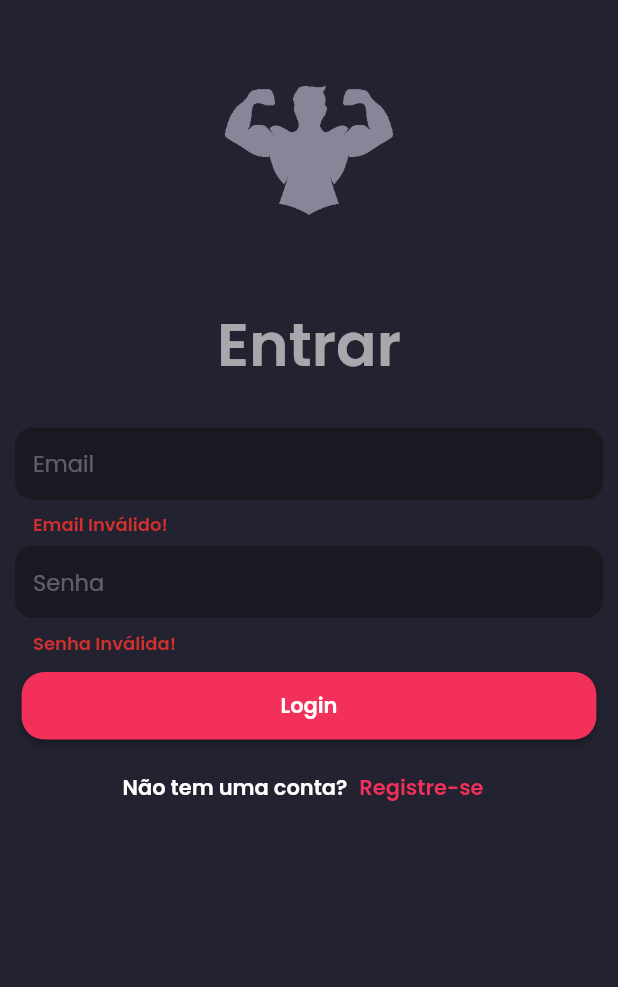
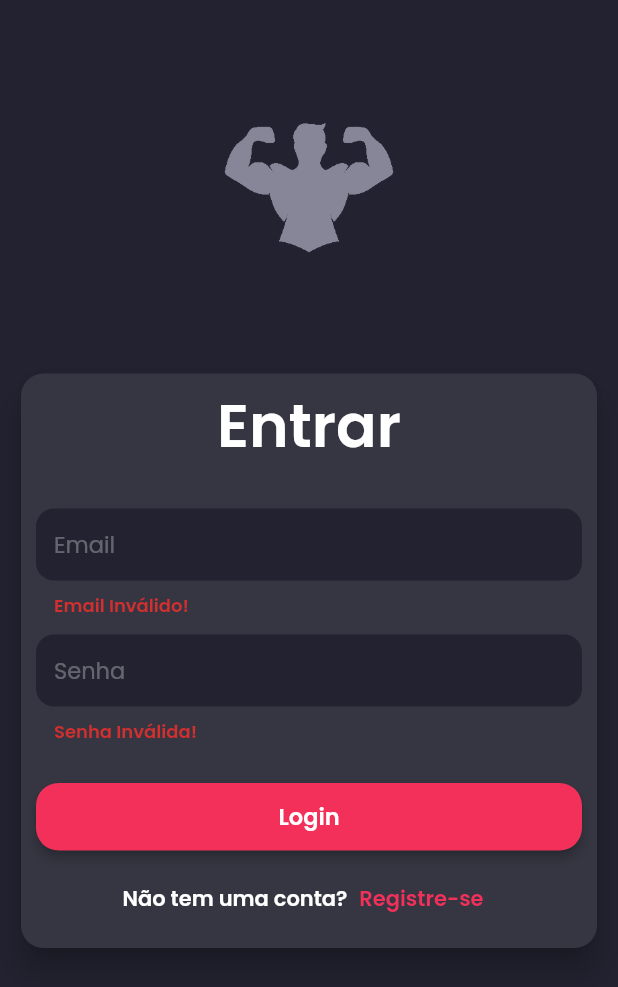
Before and after one commit to brunodeev/gym_app, a Flutter app: the screen it shows after launch, after a tap on "Login", on a phone screen of 412 x 824 dp. Shown: the top 987 px of the screen. Run offline on Flutter 3.47's test engine with Material 2 defaults, Android fonts, the phone set to English and light mode, and no system bars; our stand-ins replace firebase_auth, firebase_core; accounts and stored records are empty.

Commit message:
melhorias no layout

```diff
--- a/lib/components/default_form_field.dart
+++ b/lib/components/default_form_field.dart
@@ -26,7 +26,7 @@ class DefaultFormField extends StatelessWidget {
       style: const TextStyle(color: Colors.white, fontFamily: 'Poppins1'),
       decoration: InputDecoration(
         filled: true,
-        fillColor: kPrimaryColor,
+        fillColor: kSecondaryColor,
         contentPadding: const EdgeInsets.symmetric(horizontal: 12),
         border: OutlineInputBorder(
           borderRadius: BorderRadius.circular(12),
--- a/lib/main.dart
+++ b/lib/main.dart
@@ -23,7 +23,7 @@ class MyApp extends StatelessWidget {
       systemNavigationBarColor: kSecondaryColor,
       statusBarColor: Colors.transparent,
     ));
-    return Provider(
+    return ChangeNotifierProvider(
       create: (_) => UserManager(),
       child: MaterialApp(
           color: kPrimaryColor,
--- a/lib/models/user_manager.dart
+++ b/lib/models/user_manager.dart
@@ -1,22 +1,48 @@
 import 'package:firebase_auth/firebase_auth.dart';
-import 'package:flutter/services.dart';
+import 'package:flutter/material.dart';
 import 'package:gym_app/helpers/firebase_errors.dart';
 import 'package:gym_app/models/user_model.dart';
 
-class UserManager {
+class UserManager extends ChangeNotifier {
+  UserManager() {
+    _loadCurrentUser();
+  }
+
   final FirebaseAuth auth = FirebaseAuth.instance;
+
+  late User user;
+
+  bool isLoading = false;
 
   Future<void> signIn(
       {required UserModel user,
       required Function onFail,
       required Function onSuccess}) async {
+    setLoading(true);
     try {
-      await auth.signInWithEmailAndPassword(
+      final UserCredential result = await auth.signInWithEmailAndPassword(
           email: user.email, password: user.password);
+
+      user = result.user as UserModel;
 
       onSuccess();
     } catch (e) {
       onFail(getErrorString(e.toString()));
     }
+    setLoading(false);
+  }
+
+  void setLoading(bool value) {
+    isLoading = value;
+    notifyListeners();
+  }
+
+  Future<void> _loadCurrentUser() async {
+    final User currentUser = auth.currentUser!;
+    if (currentUser != null) {
+      user = currentUser;
+      print(user.uid);
+    }
+    notifyListeners();
   }
 }
--- a/lib/views/login_page.dart
+++ b/lib/views/login_page.dart
@@ -26,23 +26,39 @@ class _LoginPageState extends State<LoginPage> {
   Widget build(BuildContext context) {
     return Scaffold(
       backgroundColor: kSecondaryColor,
-      body: SafeArea(
+      body: Consumer<UserManager>(
+        builder: (_, userManager, __) {
+          return SafeArea(
             child: SingleChildScrollView(
               physics: const BouncingScrollPhysics(),
               child: Column(
                 children: [
-              SizedBox(
+                  Padding(
+                    padding: const EdgeInsets.only(top: 25, bottom: 20),
+                    child: SizedBox(
                       height: 200,
                       child: Image.asset(
                         'assets/images/gym_icon.png',
                       ),
                     ),
+                  ),
                   Padding(
-                padding: const EdgeInsets.only(bottom: 25),
+                    padding: const EdgeInsets.symmetric(horizontal: 10),
+                    child: Card(
+                      elevation: 8,
+                      shadowColor: Colors.black,
+                      shape: RoundedRectangleBorder(
+                        borderRadius: BorderRadius.circular(15),
+                      ),
+                      color: const Color(0xFF363642),
+                      child: Column(
+                        children: [
+                          const Padding(
+                            padding: EdgeInsets.only(top: 5, bottom: 25),
                             child: Text(
                               'Entrar',
-                  style: TextStyle(
-                      color: Colors.white.withOpacity(0.6), fontSize: 40),
+                              style:
+                                  TextStyle(color: Colors.white, fontSize: 40),
                             ),
                           ),
                           Padding(
@@ -65,7 +81,7 @@ class _LoginPageState extends State<LoginPage> {
                                     },
                                   ),
                                   const SizedBox(
-                        height: 5,
+                                    height: 10,
                                   ),
                                   DefaultFormField(
                                     label: 'Senha',
@@ -80,24 +96,30 @@ class _LoginPageState extends State<LoginPage> {
                                     },
                                   ),
                                   Padding(
-                        padding: const EdgeInsets.symmetric(vertical: 10),
+                                    padding: const EdgeInsets.only(top: 25),
                                     child: SizedBox(
-                          width: MediaQuery.of(context).size.width * 0.93,
+                                      width: MediaQuery.of(context).size.width *
+                                          0.93,
                                       height: 45,
                                       child: ElevatedButton(
                                         style: ElevatedButton.styleFrom(
+                                            elevation: 3,
                                             backgroundColor: kAccentColor,
                                             shape: RoundedRectangleBorder(
-                                    borderRadius: BorderRadius.circular(15))),
+                                                borderRadius:
+                                                    BorderRadius.circular(15))),
                                         onPressed: () {
-                              if (_formKey.currentState!.validate()) {
-                                context.read<UserManager>().signIn(
-                                    user: UserModel(_emailController.text,
+                                          if (_formKey.currentState!
+                                              .validate()) {
+                                            userManager.signIn(
+                                                user: UserModel(
+                                                    _emailController.text,
                                                     _passwordController.text),
                                                 onFail: (e) {
                                                   final snackBar = SnackBar(
                                                     key: _scaffoldKey,
-                                        content: Text('Falha ao entrar: $e'),
+                                                    content: Text(
+                                                        'Falha ao entrar: $e'),
                                                     backgroundColor: Colors.red,
                                                   );
                                                   ScaffoldMessenger.of(context)
@@ -108,14 +130,27 @@ class _LoginPageState extends State<LoginPage> {
                                                 });
                                           }
                                         },
-                            child: const Text('Login'),
+                                        child: userManager.isLoading
+                                            ? const SizedBox(
+                                                height: 25,
+                                                width: 25,
+                                                child:
+                                                    CircularProgressIndicator(
+                                                  color: Colors.white,
+                                                ),
+                                              )
+                                            : const Text(
+                                                'Login',
+                                                style: TextStyle(fontSize: 15),
+                                              ),
                                       ),
                                     ),
                                   ),
                                   SizedBox(
-                        height: 45,
+                                    height: 65,
                                     child: Row(
-                          mainAxisAlignment: MainAxisAlignment.center,
+                                      mainAxisAlignment:
+                                          MainAxisAlignment.center,
                                       children: [
                                         const Text(
                                           'Não tem uma conta?',
@@ -125,20 +160,23 @@ class _LoginPageState extends State<LoginPage> {
                                           style: ElevatedButton.styleFrom(
                                             foregroundColor: kAccentColor,
                                             shape: RoundedRectangleBorder(
-                                  borderRadius: BorderRadius.circular(15),
+                                              borderRadius:
+                                                  BorderRadius.circular(15),
                                             ),
                                           ),
                                           onPressed: () {
                                             Navigator.push(
                                               context,
                                               MaterialPageRoute(
-                                    builder: (context) => const RegisterPage(),
+                                                builder: (context) =>
+                                                    const RegisterPage(),
                                               ),
                                             );
                                           },
                                           child: const Text(
                                             'Registre-se',
-                                style: TextStyle(color: kAccentColor),
+                                            style:
+                                                TextStyle(color: kAccentColor),
                                           ),
                                         ),
                                       ],
@@ -151,6 +189,12 @@ class _LoginPageState extends State<LoginPage> {
                         ],
                       ),
                     ),
+                  ),
+                ],
+              ),
+            ),
+          );
+        },
       ),
     );
   }
--- a/lib/views/workout_page.dart
+++ b/lib/views/workout_page.dart
@@ -1,5 +1,4 @@
 import 'package:flutter/material.dart';
-import 'package:gym_app/components/workout_card.dart';
 import 'package:gym_app/constants/colors.dart';
 
 class WorkoutPage extends StatefulWidget {
```
Lines whose indentation alone changed are shown as unchanged.
